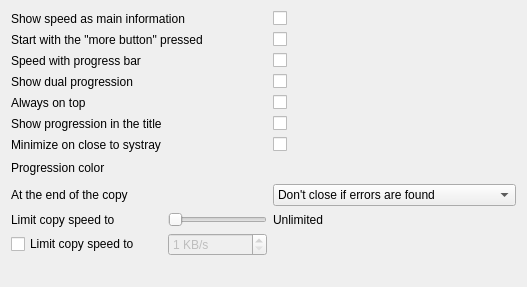
Before: the Qt Designer form plugins-alternative/Themes/Supercopier/themesOptions.ui in alphaonex86/Ultracopier, drawn with Qt 5.
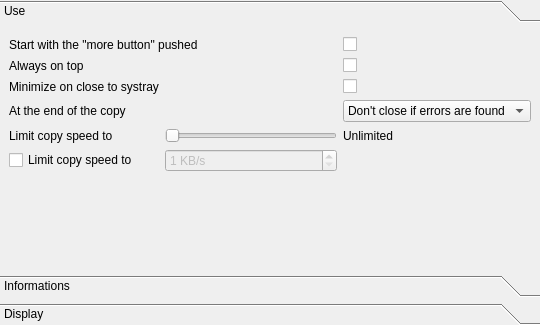
After: the same form once the commit is applied.

Commit message: Improvement on the interface, mostly on options organisation

What changed in the file:
```diff
--- a/plugins-alternative/Themes/Supercopier/themesOptions.ui
+++ b/plugins-alternative/Themes/Supercopier/themesOptions.ui
@@ -6,22 +6,73 @@
    <rect>
     <x>0</x>
     <y>0</y>
-    <width>527</width>
-    <height>287</height>
+    <width>540</width>
+    <height>325</height>
    </rect>
   </property>
+  <layout class="QHBoxLayout" name="horizontalLayout_2">
+   <property name="spacing">
+    <number>0</number>
+   </property>
+   <property name="margin">
+    <number>0</number>
+   </property>
+   <item>
+    <widget class="QToolBox" name="toolBox">
+     <property name="currentIndex">
+      <number>0</number>
+     </property>
+     <widget class="QWidget" name="page">
+      <property name="geometry">
+       <rect>
+        <x>0</x>
+        <y>0</y>
+        <width>530</width>
+        <height>237</height>
+       </rect>
+      </property>
+      <attribute name="label">
+       <string>Use</string>
+      </attribute>
   <layout class="QGridLayout" name="gridLayout">
+       <item row="0" column="0" colspan="2">
+        <widget class="QLabel" name="labelStartWithMoreButtonPushed">
+         <property name="text">
+          <string>Start with the &quot;more button&quot; pushed</string>
+         </property>
+        </widget>
+       </item>
+       <item row="0" column="2">
+        <widget class="QCheckBox" name="checkBoxStartWithMoreButtonPushed"/>
+       </item>
+       <item row="1" column="0">
+        <widget class="QLabel" name="label_4">
+         <property name="text">
+          <string>Always on top</string>
+         </property>
+        </widget>
+       </item>
+       <item row="1" column="2">
+        <widget class="QCheckBox" name="alwaysOnTop"/>
+       </item>
+       <item row="2" column="0">
+        <widget class="QLabel" name="label">
+         <property name="text">
+          <string>Minimize on close to systray</string>
+         </property>
+        </widget>
+       </item>
    <item row="2" column="2">
-    <widget class="QCheckBox" name="speedWithProgressBar"/>
-   </item>
-   <item row="3" column="0" colspan="2">
-    <widget class="QLabel" name="labelDualProgression">
+        <widget class="QCheckBox" name="minimizeToSystray"/>
+       </item>
+       <item row="3" column="0">
+        <widget class="QLabel" name="label_2">
      <property name="text">
-      <string>Show dual progression</string>
+          <string>At the end of the copy</string>
      </property>
     </widget>
    </item>
-   <item row="8" column="2">
+       <item row="3" column="2">
     <widget class="QComboBox" name="comboBox_copyEnd">
      <item>
       <property name="text">
@@ -40,94 +91,38 @@
      </item>
     </widget>
    </item>
-   <item row="12" column="0">
-    <spacer name="verticalSpacer">
+       <item row="4" column="0">
+        <widget class="QLabel" name="label_Slider_speed">
+         <property name="text">
+          <string>Limit copy speed to</string>
+         </property>
+        </widget>
+       </item>
+       <item row="4" column="1">
+        <widget class="QSlider" name="SliderSpeed">
+         <property name="maximum">
+          <number>5</number>
+         </property>
      <property name="orientation">
-      <enum>Qt::Vertical</enum>
-     </property>
-     <property name="sizeHint" stdset="0">
-      <size>
-       <width>20</width>
-       <height>40</height>
-      </size>
-     </property>
-    </spacer>
-   </item>
-   <item row="10" column="2">
+          <enum>Qt::Horizontal</enum>
+         </property>
+        </widget>
+       </item>
+       <item row="4" column="2">
     <widget class="QLabel" name="label_SpeedMaxValue">
      <property name="text">
       <string notr="true">Unlimited</string>
      </property>
     </widget>
    </item>
-   <item row="11" column="0">
+       <item row="5" column="0">
     <widget class="QCheckBox" name="checkBox_limitSpeed">
      <property name="text">
       <string>Limit copy speed to</string>
      </property>
     </widget>
    </item>
-   <item row="3" column="2">
-    <widget class="QCheckBox" name="showDualProgression"/>
-   </item>
-   <item row="10" column="1">
-    <widget class="QSlider" name="SliderSpeed">
-     <property name="maximum">
-      <number>5</number>
-     </property>
-     <property name="orientation">
-      <enum>Qt::Horizontal</enum>
-     </property>
-    </widget>
-   </item>
-   <item row="0" column="0" colspan="2">
-    <widget class="QLabel" name="labelShowSpeedAsMain">
-     <property name="text">
-      <string>Show speed as main information</string>
-     </property>
-    </widget>
-   </item>
-   <item row="0" column="2">
-    <widget class="QCheckBox" name="checkBoxShowSpeed"/>
-   </item>
-   <item row="1" column="0" colspan="2">
-    <widget class="QLabel" name="labelStartWithMoreButtonPushed">
-     <property name="text">
-      <string>Start with the &quot;more button&quot; pressed</string>
-     </property>
-    </widget>
-   </item>
-   <item row="1" column="2">
-    <widget class="QCheckBox" name="checkBoxStartWithMoreButtonPushed"/>
-   </item>
-   <item row="8" column="0">
-    <widget class="QLabel" name="label_2">
-     <property name="text">
-      <string>At the end of the copy</string>
-     </property>
-    </widget>
-   </item>
-   <item row="10" column="0">
-    <widget class="QLabel" name="label_Slider_speed">
-     <property name="text">
-      <string>Limit copy speed to</string>
-     </property>
-    </widget>
-   </item>
-   <item row="8" column="1">
-    <spacer name="horizontalSpacer">
-     <property name="orientation">
-      <enum>Qt::Horizontal</enum>
-     </property>
-     <property name="sizeHint" stdset="0">
-      <size>
-       <width>122</width>
-       <height>20</height>
-      </size>
-     </property>
-    </spacer>
-   </item>
-   <item row="11" column="1">
+       <item row="5" column="1">
     <widget class="QSpinBox" name="limitSpeed">
      <property name="enabled">
       <bool>false</bool>
@@ -143,16 +138,119 @@
      </property>
     </widget>
    </item>
-   <item row="2" column="0" colspan="2">
+       <item row="6" column="2">
+        <spacer name="verticalSpacer">
+         <property name="orientation">
+          <enum>Qt::Vertical</enum>
+         </property>
+         <property name="sizeHint" stdset="0">
+          <size>
+           <width>20</width>
+           <height>71</height>
+          </size>
+         </property>
+        </spacer>
+       </item>
+      </layout>
+     </widget>
+     <widget class="QWidget" name="page_3">
+      <attribute name="label">
+       <string>Informations</string>
+      </attribute>
+      <layout class="QGridLayout" name="gridLayout_2">
+       <item row="0" column="0">
+        <widget class="QLabel" name="labelShowSpeedAsMain">
+         <property name="text">
+          <string>Show speed as main information</string>
+         </property>
+        </widget>
+       </item>
+       <item row="0" column="1">
+        <widget class="QCheckBox" name="checkBoxShowSpeed"/>
+       </item>
+       <item row="1" column="1">
+        <spacer name="verticalSpacer_2">
+         <property name="orientation">
+          <enum>Qt::Vertical</enum>
+         </property>
+         <property name="sizeHint" stdset="0">
+          <size>
+           <width>20</width>
+           <height>201</height>
+          </size>
+         </property>
+        </spacer>
+       </item>
+      </layout>
+     </widget>
+     <widget class="QWidget" name="page_2">
+      <property name="geometry">
+       <rect>
+        <x>0</x>
+        <y>0</y>
+        <width>530</width>
+        <height>237</height>
+       </rect>
+      </property>
+      <attribute name="label">
+       <string>Display</string>
+      </attribute>
+      <layout class="QGridLayout" name="gridLayout_3">
+       <item row="0" column="0">
     <widget class="QLabel" name="labelSpeedWithProgressBar">
      <property name="text">
       <string>Speed with progress bar</string>
      </property>
     </widget>
    </item>
-   <item row="7" column="2">
+       <item row="0" column="2">
+        <widget class="QCheckBox" name="speedWithProgressBar"/>
+       </item>
+       <item row="1" column="0">
+        <widget class="QLabel" name="label_3">
+         <property name="text">
+          <string>Show progression in the title</string>
+         </property>
+        </widget>
+       </item>
+       <item row="1" column="2">
+        <widget class="QCheckBox" name="showProgressionInTheTitle"/>
+       </item>
+       <item row="2" column="0">
+        <widget class="QLabel" name="labelDualProgression">
+         <property name="text">
+          <string>Show dual progression</string>
+         </property>
+        </widget>
+       </item>
+       <item row="2" column="2">
+        <widget class="QCheckBox" name="showDualProgression"/>
+       </item>
+       <item row="3" column="0">
+        <widget class="QLabel" name="labelProgressionColor">
+         <property name="text">
+          <string>Progression color</string>
+         </property>
+        </widget>
+       </item>
+       <item row="3" column="2">
     <widget class="QFrame" name="frameProgressionColor">
-     <layout class="QHBoxLayout" name="horizontalLayout">
+         <property name="minimumSize">
+          <size>
+           <width>225</width>
+           <height>20</height>
+          </size>
+         </property>
+         <property name="maximumSize">
+          <size>
+           <width>225</width>
+           <height>20</height>
+          </size>
+         </property>
+         <property name="toolTip">
+          <string>Click to edit the color</string>
+         </property>
+         <layout class="QHBoxLayout" name="horizontalLayout_3">
       <property name="spacing">
        <number>0</number>
       </property>
@@ -234,57 +332,24 @@
         </property>
        </widget>
       </item>
-      <item>
-       <spacer name="horizontalSpacer_2">
+         </layout>
+        </widget>
+       </item>
+       <item row="4" column="1">
+        <spacer name="verticalSpacer_3">
         <property name="orientation">
-         <enum>Qt::Horizontal</enum>
+          <enum>Qt::Vertical</enum>
         </property>
         <property name="sizeHint" stdset="0">
          <size>
-          <width>40</width>
-          <height>20</height>
+           <width>20</width>
+           <height>127</height>
          </size>
         </property>
        </spacer>
       </item>
      </layout>
     </widget>
-   </item>
-   <item row="7" column="0">
-    <widget class="QLabel" name="labelProgressionColor">
-     <property name="text">
-      <string>Progression color</string>
-     </property>
-    </widget>
-   </item>
-   <item row="5" column="0">
-    <widget class="QLabel" name="label_3">
-     <property name="text">
-      <string>Show progression in the title</string>
-     </property>
-    </widget>
-   </item>
-   <item row="5" column="2">
-    <widget class="QCheckBox" name="showProgressionInTheTitle"/>
-   </item>
-   <item row="4" column="2">
-    <widget class="QCheckBox" name="alwaysOnTop"/>
-   </item>
-   <item row="4" column="0" colspan="2">
-    <widget class="QLabel" name="label_4">
-     <property name="text">
-      <string>Always on top</string>
-     </property>
-    </widget>
-   </item>
-   <item row="6" column="2">
-    <widget class="QCheckBox" name="minimizeToSystray"/>
-   </item>
-   <item row="6" column="0">
-    <widget class="QLabel" name="label">
-     <property name="text">
-      <string>Minimize on close to systray</string>
-     </property>
     </widget>
    </item>
   </layout>
```
Lines whose indentation alone changed are shown as unchanged. The commit also changes 7 other files.
